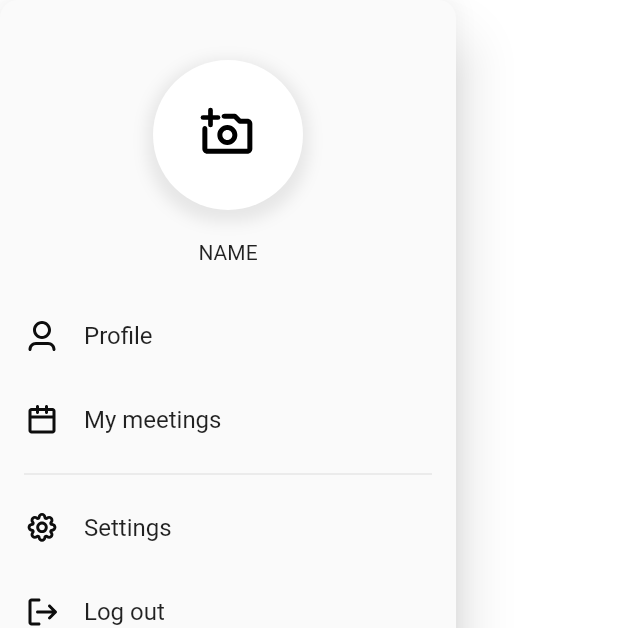
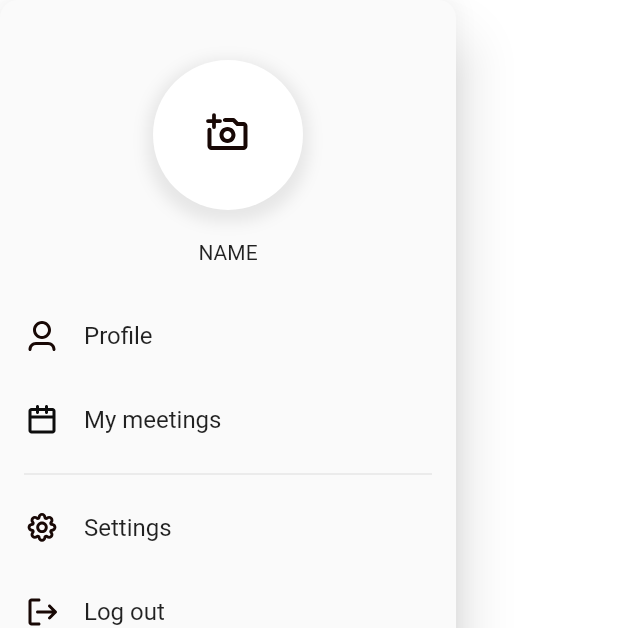
Before and after one commit to lelsweyr17/meet_up_app, a Flutter app: the HomeDrawer widget shown alone on an empty page, opened directly, on a phone screen of 412 x 824 dp. Shown: the top 628 px of the screen. Run offline on Flutter 3.47's test engine with Material 2 defaults, Android fonts, the phone set to English and light mode, and no system bars; our stand-ins replace bloc, cloud_firestore, firebase_auth, firebase_core, flutter_bloc, flutter_keyboard_visibility and 3 more; accounts and stored records are empty; generated files the repository leaves out were written again; network calls fail.

Commit message:
SvgBuilder update

```diff
--- a/lib/presentation/components/home_drawer/add_photo_button.dart
+++ b/lib/presentation/components/home_drawer/add_photo_button.dart
@@ -21,7 +21,7 @@ class AddPhotoButton extends StatelessWidget {
         ),
         clipBehavior: Clip.antiAlias,
         child: Padding(
-          padding: const EdgeInsets.all(30.0),
+          padding: const EdgeInsets.all(34.0),
           child: AppIcons.addPhoto.build(),
         ),
       ),
--- a/lib/presentation/components/home_drawer/home_drawer.dart
+++ b/lib/presentation/components/home_drawer/home_drawer.dart
@@ -70,7 +70,9 @@ class _HomeDrawerState extends State<HomeDrawer> {
                             Routes.instance.myMeetings,
                             context,
                           ),
-                          leading: AppIcons.calendar.build(),
+                          leading: (AppIcons.calendar
+                                ..color = const Color(0xff0d0d0d))
+                              .build(),
                           title: "My meetings",
                         ),
                         const Divider(
--- a/lib/presentation/pages/login_page.dart
+++ b/lib/presentation/pages/login_page.dart
@@ -55,7 +55,10 @@ class _LoginPageState extends State<LoginPage> {
                         decoration: BoxDecoration(
                           borderRadius: BorderRadius.circular(70),
                         ),
-                        child: (PeopleImages.person1..size = 140).build(),
+                        child: (PeopleImages.person1
+                              ..size = 140
+                              ..isIcon = false)
+                            .build(),
                       ),
                       const SizedBox(height: 50),
                       LoginTextField(
--- a/lib/presentation/pages/sign_up_page.dart
+++ b/lib/presentation/pages/sign_up_page.dart
@@ -52,7 +52,10 @@ class _SignUpPageState extends State<SignUpPage> {
                           decoration: BoxDecoration(
                             borderRadius: BorderRadius.circular(70),
                           ),
-                          child: (PeopleImages.person1..size = 140).build(),
+                          child: (PeopleImages.person1
+                                ..size = 140
+                                ..isIcon = false)
+                              .build(),
                         ),
                         const SizedBox(height: 50),
                         LoginTextField(
--- a/lib/utils/svg_builder.dart
+++ b/lib/utils/svg_builder.dart
@@ -4,19 +4,30 @@ import 'package:flutter_svg/svg.dart';
 class SvgBuilder {
   SvgBuilder({
     required this.path,
-    this.color = const Color(0x000d0d0d),
+    this.isIcon = true,
+    this.color,
     this.size = 24.0,
   });
 
   final String path;
-  Color color;
+  Color? color;
   double size;
+  bool isIcon;
 
   Widget build() {
-    return SvgPicture.asset(
-      path,
-      width: size,
-      height: size,
-    );
+    if (isIcon) {
+      return SvgPicture.asset(
+        path,
+        width: size,
+        height: size,
+        color: color ?? const Color(0xff180805),
+      );
+    } else {
+      return SvgPicture.asset(
+        path,
+        width: size,
+        height: size,
+      );
+    }
   }
 }
```
